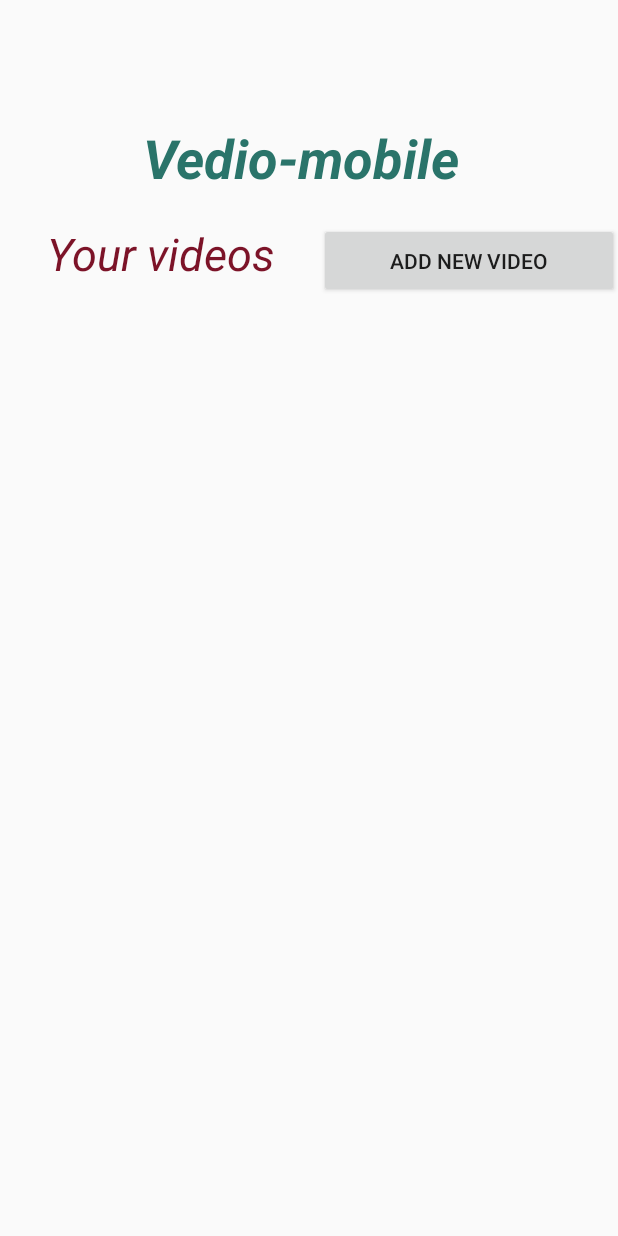
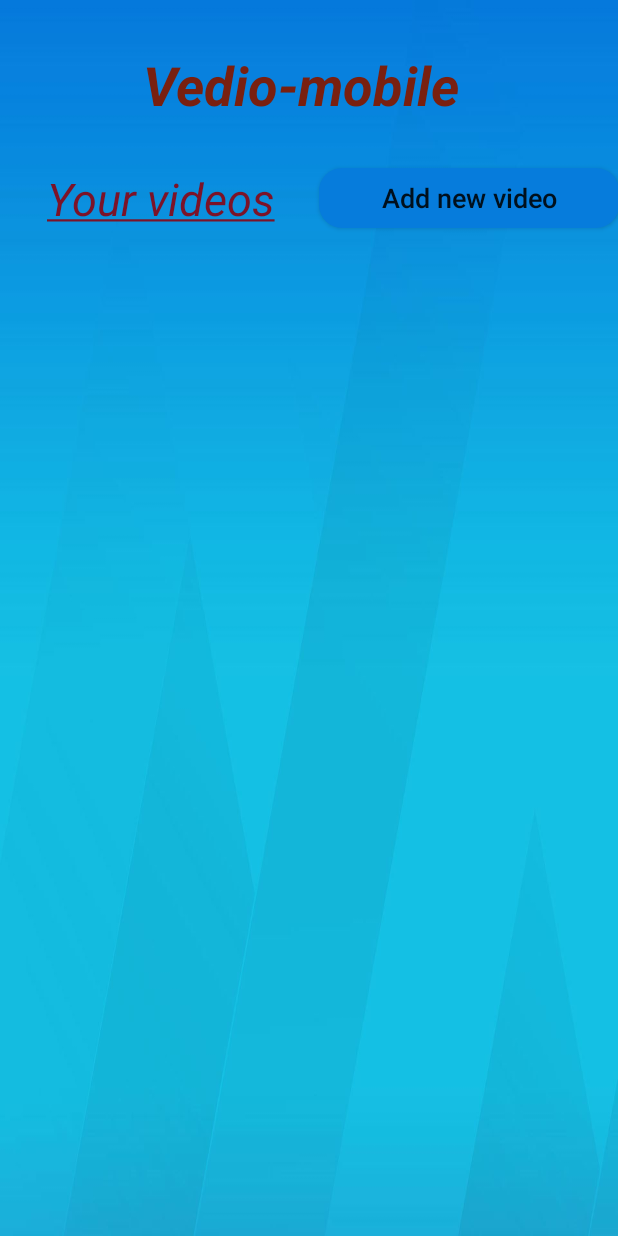
Before and after one commit to Simple418/Video, an Android app: the screen it shows after launch (MainActivity), on a phone screen of 412 x 824 dp. Run offline under Robolectric (Android 15) with nearby library versions, the phone set to English and light mode, and no system bars.

Commit message:
third commit

```diff
--- a/Video_mobile/app/src/main/java/com/example/video_mobile/MainActivity.java
+++ b/Video_mobile/app/src/main/java/com/example/video_mobile/MainActivity.java
@@ -1,8 +1,12 @@
 package com.example.video_mobile;
+import com.example.video_mobile.Utils.*;
 
+import android.app.Activity;
 import android.content.Intent;
 import android.content.pm.PackageManager;
 import android.database.Cursor;
+import android.graphics.Color;
+import android.graphics.Paint;
 import android.net.Uri;
 import android.provider.MediaStore;
 import android.support.v4.app.ActivityCompat;
@@ -15,6 +19,7 @@ import android.widget.ArrayAdapter;
 import android.widget.Button;
 import android.widget.ListView;
 import android.widget.SimpleAdapter;
+import android.widget.TextView;
 import android.widget.Toast;
 
 import java.util.ArrayList;
@@ -63,9 +68,13 @@ public class MainActivity extends AppCompatActivity {
     @Override
     protected void onCreate(Bundle savedInstanceState) {
         super.onCreate(savedInstanceState);
+        StatusBarUtils.setWindowStatusBarColor(MainActivity.this,R.color.theme);
         setContentView(R.layout.activity_main);
 
         verifyStoragePermissions();
+       /* TextView textView = findViewById(R.id.textView);
+        textView.getPaint().setFlags(Paint. UNDERLINE_TEXT_FLAG ); //下划线
+        textView.getPaint().setAntiAlias(true);//抗锯齿*/
 
         btn_add = findViewById(R.id.btn_add);
         listView = findViewById(R.id.ListView);
@@ -78,7 +87,9 @@ public class MainActivity extends AppCompatActivity {
         btn_add.setOnClickListener(new View.OnClickListener() {
             @Override
             public void onClick(View v) {
-                Intent i = new Intent(Intent.ACTION_PICK, android.provider.MediaStore.Video.Media.EXTERNAL_CONTENT_URI);
+                //Intent i = new Intent(Intent.ACTION_PICK, android.provider.MediaStore.Video.Media.EXTERNAL_CONTENT_URI);
+                Intent i = new Intent(Intent.ACTION_PICK);
+                i.setType("video/*");
                 startActivityForResult(i, REQUEST_CODE);
 
             }
@@ -104,12 +115,8 @@ public class MainActivity extends AppCompatActivity {
             names.add(name);
             fileNames.add(videoPath);
 
-          /*  // 创建一个List集合，List集合的元素是Map
-            List<Map<String, Object>> listItems = new ArrayList<Map<String, Object>>();
-            // 将names集合对象的数据转换到Map集合中
-            Map<String, Object> listItem = new HashMap<String, Object>();*/
+
             listItems.clear();
-            //simpleAdapter.notifyDataSetChanged();
              for(int a=0; a<=i; a++) {
                  Map<String, Object> listItem = new HashMap<String, Object>();
                  listItem.put("video_name", names.get(a));
@@ -132,21 +139,19 @@ public class MainActivity extends AppCompatActivity {
                     Log.i("path",path);
                     broadcast.putExtra("path",path);
                     startActivity(broadcast);
-
-
                 }
             });
             cursor.close();
         }
     }
 
-    public String getFileName(String pathandname){
+    public String getFileName(String pathandname) {
 
-        int start=pathandname.lastIndexOf("/");
-        int end=pathandname.lastIndexOf(".");
-        if(start!=-1 && end!=-1){
-            return pathandname.substring(start+1,end);
-        }else{
+        int start = pathandname.lastIndexOf("/");
+        int end = pathandname.lastIndexOf(".");
+        if (start != -1 && end != -1) {
+            return pathandname.substring(start + 1, end);
+        } else {
             return null;
         }
     }
--- /dev/null
+++ b/Video_mobile/app/src/main/java/com/example/video_mobile/Utils/StatusBarUtils.java
@@ -0,0 +1,35 @@
+package com.example.video_mobile.Utils;
+
+import android.app.Activity;
+import android.os.Build;
+import android.view.Window;
+import android.view.WindowManager;
+
+public class StatusBarUtils {
+    public static void setWindowStatusBarColor(Activity activity, int colorResId) {
+        try {
+
+            if (Build.VERSION.SDK_INT >= Build.VERSION_CODES.LOLLIPOP) {
+
+                Window window = activity.getWindow();
+
+                window.addFlags(WindowManager.LayoutParams.FLAG_DRAWS_SYSTEM_BAR_BACKGROUNDS);
+
+                window.setStatusBarColor(activity.getResources().getColor(colorResId));
+
+
+
+                //底部导航栏
+
+                //window.setNavigationBarColor(activity.getResources().getColor(colorResId));
+
+            }
+
+        } catch (Exception e) {
+
+            e.printStackTrace();
+
+        }
+
+    }
+}
--- /dev/null
+++ b/Video_mobile/app/src/main/res/drawable/shape.xml
@@ -0,0 +1,18 @@
+<?xml version="1.0" encoding="utf-8"?>
+<shape xmlns:android="http://schemas.android.com/apk/res/android"
+    android:shape="rectangle" >
+
+    <!-- 填充的颜色 -->
+    <solid android:color="#067cdc" />
+
+    <!-- 设置按钮的四个角为弧形 -->
+    <!-- android:radius 弧形的半径 -->
+    <corners android:radius="15dip" />
+
+    <!-- padding：Button里面的文字与Button边界的间隔 -->
+    <padding
+        android:bottom="5dp"
+        android:left="5dp"
+        android:right="5dp"
+        android:top="5dp" />
+</shape>
--- a/Video_mobile/app/src/main/res/layout/activity_main.xml
+++ b/Video_mobile/app/src/main/res/layout/activity_main.xml
@@ -4,6 +4,7 @@
     xmlns:tools="http://schemas.android.com/tools"
     android:layout_width="match_parent"
     android:layout_height="match_parent"
+    android:background="@drawable/timg"
     tools:context=".MainActivity">
 
     <TextView
@@ -12,16 +13,14 @@
         android:layout_height="52dp"
         android:layout_marginStart="32dp"
         android:layout_marginLeft="32dp"
-        android:layout_marginTop="54dp"
+        android:layout_marginTop="32dp"
         android:layout_marginEnd="32dp"
         android:layout_marginRight="32dp"
-        android:layout_marginBottom="88dp"
         android:text="Vedio-mobile"
         android:textAllCaps="false"
         android:textColor="@color/colorPrimaryDark"
         android:textSize="36sp"
         android:textStyle="bold|italic"
-        app:layout_constraintBottom_toTopOf="@+id/ListView"
         app:layout_constraintEnd_toEndOf="parent"
         app:layout_constraintStart_toStartOf="parent"
         app:layout_constraintTop_toTopOf="parent" />
@@ -32,14 +31,12 @@
         android:layout_height="50dp"
         android:layout_marginStart="32dp"
         android:layout_marginLeft="32dp"
-        android:layout_marginTop="116dp"
-        android:layout_marginBottom="16dp"
-        android:text="Your videos"
+        android:layout_marginTop="112dp"
+        android:text="@string/Your_videos"
         android:textAllCaps="false"
         android:textColor="@color/colorAccent"
         android:textSize="30sp"
         android:textStyle="italic"
-        app:layout_constraintBottom_toTopOf="@+id/ListView"
         app:layout_constraintEnd_toStartOf="@+id/btn_add"
         app:layout_constraintStart_toStartOf="parent"
         app:layout_constraintTop_toTopOf="parent" />
@@ -47,11 +44,12 @@
     <Button
         android:id="@+id/btn_add"
         android:layout_width="200dp"
-        android:layout_height="50dp"
-        android:layout_marginTop="116dp"
-        android:layout_marginBottom="16dp"
+        android:layout_height="40dp"
+        android:layout_marginTop="112dp"
+        android:background="@drawable/shape"
         android:text="Add new video"
-        app:layout_constraintBottom_toTopOf="@+id/ListView"
+        android:textAllCaps="false"
+        android:textSize="18sp"
         app:layout_constraintEnd_toEndOf="parent"
         app:layout_constraintStart_toEndOf="@+id/textView2"
         app:layout_constraintTop_toTopOf="parent" />
@@ -62,7 +60,7 @@
         android:layout_height="531dp"
         android:layout_marginStart="8dp"
         android:layout_marginLeft="8dp"
-        android:layout_marginTop="200dp"
+        android:layout_marginTop="240dp"
         android:layout_marginEnd="8dp"
         android:layout_marginRight="8dp"
         app:layout_constraintBottom_toBottomOf="parent"
--- a/Video_mobile/app/src/main/res/layout/item_layout.xml
+++ b/Video_mobile/app/src/main/res/layout/item_layout.xml
@@ -16,9 +16,10 @@
     <TextView
         android:id="@+id/video_name"
         android:layout_width="221dp"
-        android:layout_height="80dp"
+        android:layout_height="60dp"
         android:layout_weight="1"
         android:text="TextView"
-        android:textColor="@color/colorPrimary"
+        android:layout_marginTop="20dp"
+        android:textColor="@color/colorPrimaryDark"
         android:textSize="24sp" />
 </LinearLayout>
--- a/Video_mobile/app/src/main/res/values/colors.xml
+++ b/Video_mobile/app/src/main/res/values/colors.xml
@@ -1,6 +1,7 @@
 <?xml version="1.0" encoding="utf-8"?>
 <resources>
-    <color name="colorPrimary">#45746F</color>
-    <color name="colorPrimaryDark">#2A746A</color>
+    <color name="colorPrimary">#067CDC</color>
+    <color name="colorPrimaryDark">#792010</color>
     <color name="colorAccent">#7C1328</color>
+    <color name="theme">#067CDC</color>
 </resources>
--- a/Video_mobile/app/src/main/res/values/strings.xml
+++ b/Video_mobile/app/src/main/res/values/strings.xml
@@ -1,3 +1,5 @@
 <resources>
     <string name="app_name">Video_mobile</string>
+    <string name="Your_videos"><u>Your videos</u></string>
+
 </resources>
```
Also changed, not shown: Video_mobile/app/src/main/AndroidManifest.xml (+13 -6 lines), Video_mobile/app/src/main/java/com/example/video_mobile/Broadcast.java (+20 -14 lines), Video_mobile/app/src/main/java/com/example/video_mobile/wifiConnect.java (added, +13 -0 lines), Video_mobile/app/src/main/res/layout/activity_broadcast.xml (+27 -4 lines), Video_mobile/app/src/main/res/layout/activity_wifi_connect.xml (added, +46 -0 lines), Video_mobile/app/src/main/res/drawable/barrage.png (added), Video_mobile/app/src/main/res/drawable/timg.jpg (added), Video_mobile/app/src/main/res/mipmap-xhdpi/show.jpg (added), Video_mobile/app/src/main/res/mipmap-xhdpi/show_pc.png (added), 1 other file.
